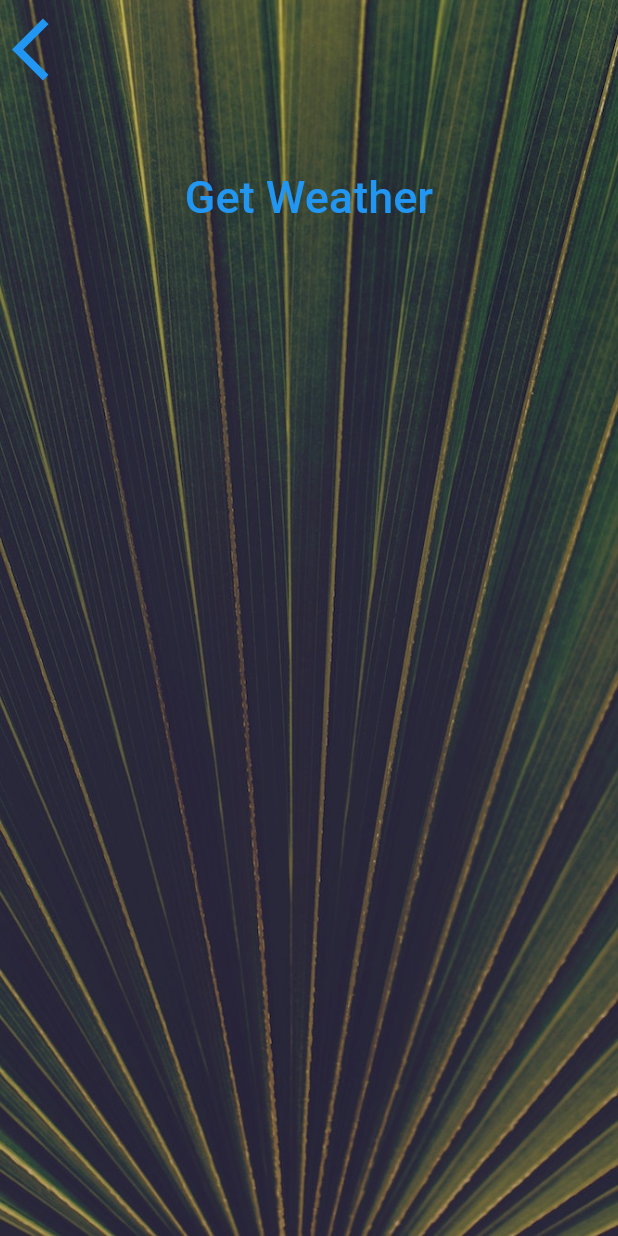
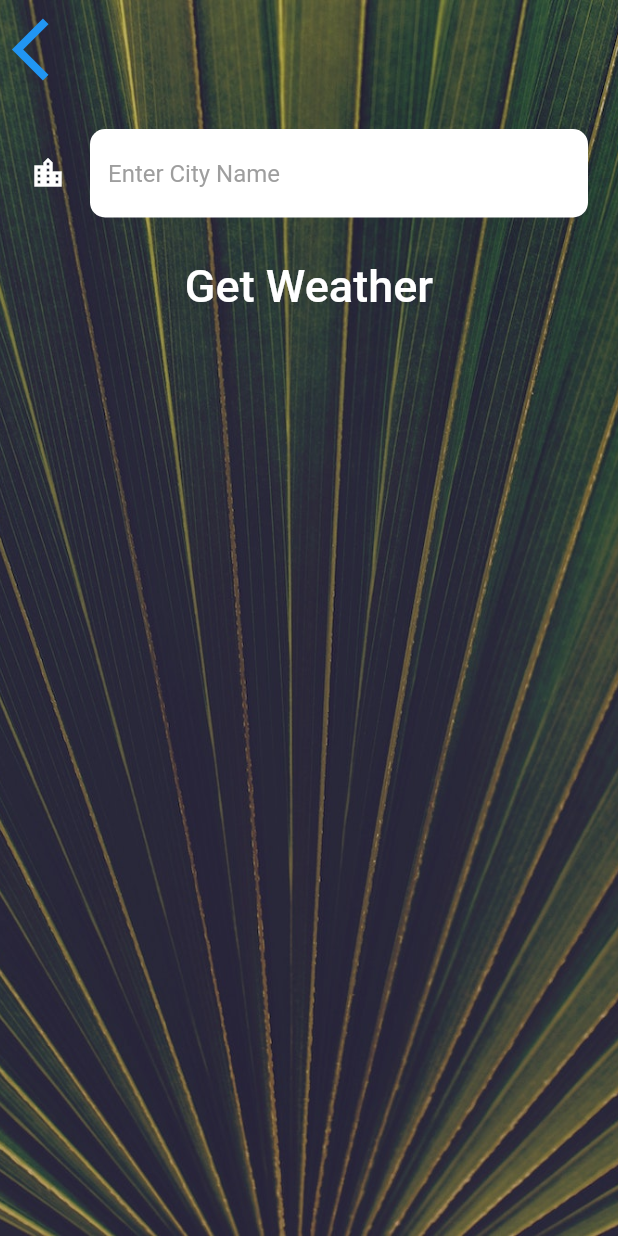
Before and after one commit to yukilaurentiu/clima, a Flutter app: the CityScreen screen opened directly, on a phone screen of 412 x 824 dp. Run offline on Flutter 3.47's test engine with Material 2 defaults, Android fonts, the phone set to English and light mode, and no system bars; our stand-ins replace flutter_dotenv, flutter_spinkit, geolocator; Roboto replaces fonts that are missing (Spartan MB).

Commit message:
making cityname input field

```diff
--- a/lib/screens/city_screen.dart
+++ b/lib/screens/city_screen.dart
@@ -35,9 +35,14 @@ class _CityScreenState extends State<CityScreen> {
               ),
               Container(
                 padding: const EdgeInsets.all(20.0),
-                child: null,
+                child: TextField(
+                  style: TextStyle(color: Colors.black),
+                    decoration: textFieldInputDecoration,
+                    onChanged: (value){
+                    print(value);
+                },),
               ),
-             TextButton(
+              TextButton(
                 onPressed: () {},
                 child: const Text(
                   'Get Weather',
--- a/lib/utilities/constants.dart
+++ b/lib/utilities/constants.dart
@@ -13,8 +13,24 @@ const messageTextStyle = TextStyle(
 const buttonTextStyle = TextStyle(
   fontSize: 30.0,
   fontFamily: 'Spartan MB',
+  color: Colors.white,
 );
 
 const conditionTextStyle = TextStyle(
   fontSize: 100.0,
 );
+
+const textFieldInputDecoration = InputDecoration(
+  filled: true,
+  fillColor: Colors.white,
+  icon: Icon(Icons.location_city),
+  iconColor: Colors.white,
+  hintText: 'Enter City Name',
+  hintStyle: TextStyle(color: Colors.grey),
+  border: OutlineInputBorder(
+    borderRadius: BorderRadius.all(
+      Radius.circular(10.0),
+    ),
+    borderSide: BorderSide.none,
+  ),
+);
```
Also changed, not shown: lib/screens/location_screen.dart (+9 -2 lines).
